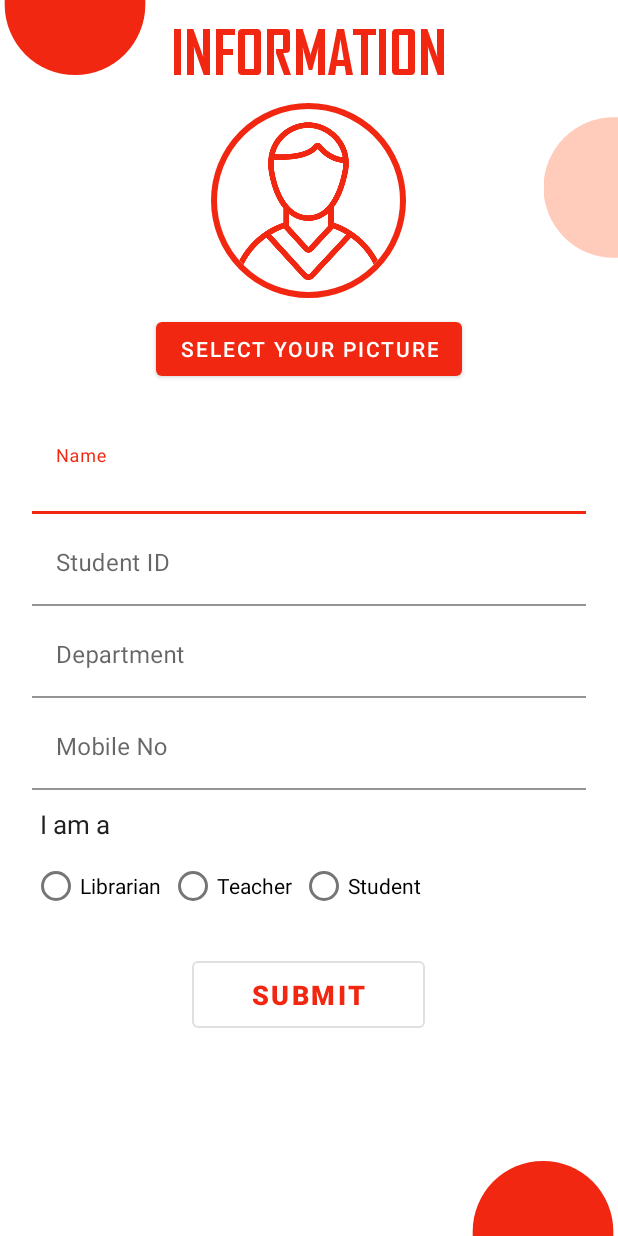
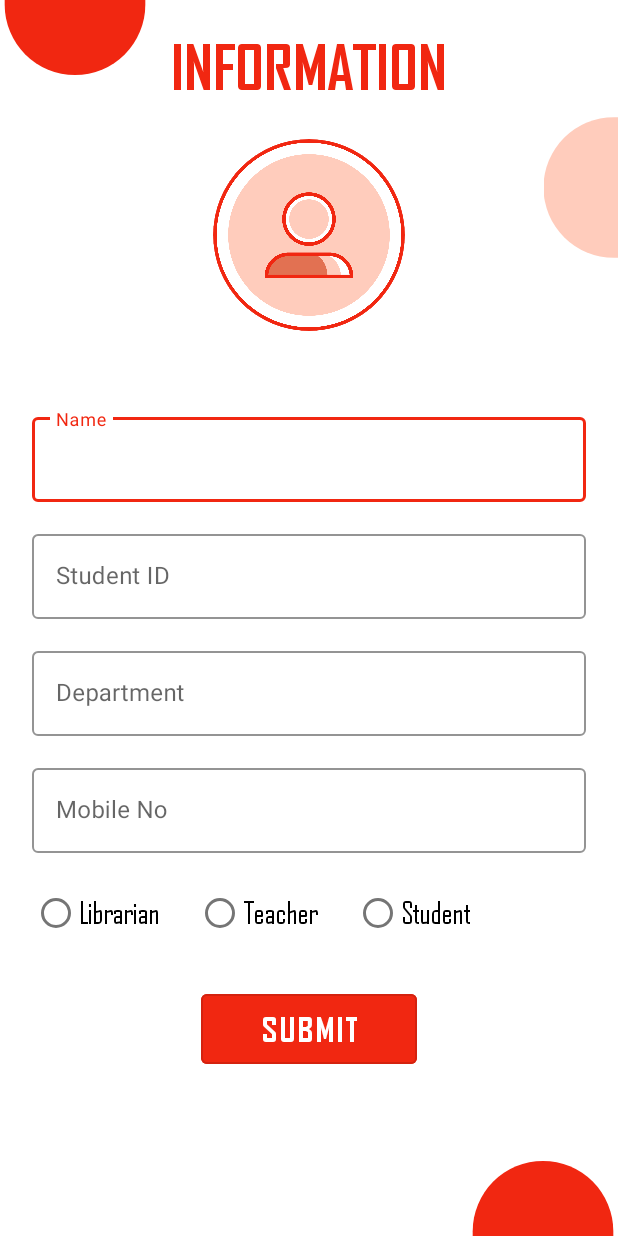
Before and after one commit to Fantastic-Four-CSC-370/Book-Drop, an Android app: the TakeInformationForm screen opened directly, with no data from a screen before it, on a phone screen of 412 x 824 dp. Run offline under Robolectric (Android 15) with nearby library versions, the phone set to English and light mode, and no system bars; our stand-ins replace CircleImageView, Firebase (no records; nobody signed in at launch, a user with empty details on screens opened directly); pictures from the network do not load.

Commit message:
Information UI changes..and totally working

```diff
--- a/app/src/main/java/root/radium/bookdrop/TakeInformationForm.java
+++ b/app/src/main/java/root/radium/bookdrop/TakeInformationForm.java
@@ -12,6 +12,7 @@ import android.os.Bundle;
 import android.provider.MediaStore;
 import android.util.Log;
 import android.view.View;
+import android.view.WindowManager;
 import android.widget.EditText;
 import android.widget.ImageView;
 import android.widget.RadioButton;
@@ -59,7 +60,10 @@ public class TakeInformationForm extends AppCompatActivity {
     @Override
     protected void onCreate(Bundle savedInstanceState) {
         super.onCreate(savedInstanceState);
+        //storage access
         storagePermission();
+        //used for hide status bar
+        getWindow().setFlags(WindowManager.LayoutParams.FLAG_FULLSCREEN, WindowManager.LayoutParams.FLAG_FULLSCREEN);
         setContentView(R.layout.activity_take_information_form);
 
         mSselectedPic = findViewById(R.id.selectedPic);
@@ -73,7 +77,7 @@ public class TakeInformationForm extends AppCompatActivity {
         storageReference = FirebaseStorage.getInstance().getReference("User's Picture");
         firebaseFirestore = FirebaseFirestore.getInstance();
 
-        findViewById(R.id.SelectPic).setOnClickListener(new View.OnClickListener() {
+        mSselectedPic.setOnClickListener(new View.OnClickListener() {
             @Override
             public void onClick(View v) {
                 openFileToSelectImg();
--- a/app/src/main/res/layout/activity_take_information_form.xml
+++ b/app/src/main/res/layout/activity_take_information_form.xml
@@ -38,7 +38,7 @@
 
             <TextView
                 android:id="@+id/title_text"
-                android:layout_marginTop="10dp"
+                android:layout_marginTop="20dp"
                 android:layout_width="wrap_content"
                 android:layout_height="wrap_content"
                 android:layout_gravity="center"
@@ -50,14 +50,13 @@
 
             <de.hdodenhof.circleimageview.CircleImageView xmlns:app="http://schemas.android.com/apk/res-auto"
                 android:id="@+id/selectedPic"
-                android:layout_width="130dp"
-                android:layout_height="130dp"
+                android:layout_width="128dp"
+                android:layout_height="128dp"
                 android:layout_below="@id/title_text"
                 android:layout_gravity="center"
-                android:layout_marginTop="10dp"
+                android:layout_marginTop="24dp"
                 android:src="@drawable/avater"
-                app:civ_border_color="@color/primary"
-                app:civ_border_width="4dp" />
+                app:civ_border_color="@color/primary"/>
 
             <!--    <RelativeLayout-->
             <!--        android:id="@+id/picContainer"-->
@@ -79,22 +78,12 @@
 
             <!--    </RelativeLayout>-->
 
-            <Button
-                android:id="@+id/SelectPic"
-                android:layout_width="wrap_content"
-                android:layout_height="wrap_content"
-                android:layout_below="@+id/selectedPic"
-                android:layout_gravity="center"
-                android:layout_margin="10dp"
-                android:text="Select your Picture" />
-
 
             <LinearLayout
 
                 android:layout_width="match_parent"
                 android:layout_height="wrap_content"
-                android:layout_below="@id/SelectPic"
-                android:layout_marginTop="20dp"
+                android:layout_marginTop="52dp"
                 android:paddingHorizontal="21dp"
                 android:orientation="vertical">
 
@@ -102,10 +91,11 @@
 
                     android:layout_width="match_parent"
                     android:layout_height="wrap_content"
-                    android:layout_marginBottom="5dp"
+                    android:layout_marginBottom="16dp"
                     android:hint="Name"
                     app:boxBackgroundColor="@color/white"
-                    app:boxStrokeColor="@color/primary">
+                    app:boxStrokeColor="@color/primary"
+                    style="@style/Widget.MaterialComponents.TextInputLayout.OutlinedBox">
 
                     <com.google.android.material.textfield.TextInputEditText
 
@@ -119,10 +109,11 @@
                 <com.google.android.material.textfield.TextInputLayout
                     android:layout_width="match_parent"
                     android:layout_height="wrap_content"
-                    android:layout_marginBottom="5dp"
+                    android:layout_marginBottom="16dp"
                     android:hint="Student ID"
                     app:boxBackgroundColor="@color/white"
-                    app:boxStrokeColor="@color/primary">
+                    app:boxStrokeColor="@color/primary"
+                    style="@style/Widget.MaterialComponents.TextInputLayout.OutlinedBox">
 
                     <com.google.android.material.textfield.TextInputEditText
                         android:id="@+id/stuId"
@@ -135,10 +126,11 @@
                 <com.google.android.material.textfield.TextInputLayout
                     android:layout_width="match_parent"
                     android:layout_height="wrap_content"
-                    android:layout_marginBottom="5dp"
+                    android:layout_marginBottom="16dp"
                     android:hint="Department"
                     app:boxBackgroundColor="@color/white"
-                    app:boxStrokeColor="@color/primary">
+                    app:boxStrokeColor="@color/primary"
+                    style="@style/Widget.MaterialComponents.TextInputLayout.OutlinedBox">
 
                     <com.google.android.material.textfield.TextInputEditText
                         android:id="@+id/stuDepart"
@@ -152,10 +144,11 @@
                 <com.google.android.material.textfield.TextInputLayout
                     android:layout_width="match_parent"
                     android:layout_height="wrap_content"
-                    android:layout_marginBottom="5dp"
+                    android:layout_marginBottom="16dp"
                     android:hint="Mobile No"
                     app:boxBackgroundColor="@color/white"
-                    app:boxStrokeColor="@color/primary">
+                    app:boxStrokeColor="@color/primary"
+                    style="@style/Widget.MaterialComponents.TextInputLayout.OutlinedBox">
 
                     <com.google.android.material.textfield.TextInputEditText
                         android:id="@+id/stuPhone"
@@ -165,13 +158,6 @@
 
                 </com.google.android.material.textfield.TextInputLayout>
 
-                <TextView
-                    android:layout_width="wrap_content"
-                    android:layout_height="wrap_content"
-                    android:layout_margin="5dp"
-                    android:text="I am a "
-                    android:textColor="@color/primary_text"
-                    android:textSize="17dp" />
 
                 <RadioGroup
                     android:id="@+id/RloeSelector"
@@ -186,23 +172,29 @@
                         android:layout_width="wrap_content"
                         android:layout_height="wrap_content"
                         android:checked="false"
-                        android:text="Librarian" />
+                        android:text="Librarian"
+                        android:textSize="20sp"
+                        android:fontFamily="@font/agencyr"/>
 
                     <RadioButton
                         android:id="@+id/radio_button_2"
                         android:layout_width="wrap_content"
                         android:layout_height="wrap_content"
-                        android:layout_marginStart="5dp"
+                        android:layout_marginStart="24dp"
                         android:checked="false"
-                        android:text="Teacher" />
+                        android:text="Teacher"
+                        android:textSize="20sp"
+                        android:fontFamily="@font/agencyr"/>
 
                     <RadioButton
                         android:id="@+id/radio_button_3"
                         android:layout_width="wrap_content"
                         android:layout_height="wrap_content"
-                        android:layout_marginStart="5dp"
+                        android:layout_marginStart="24dp"
                         android:checked="false"
-                        android:text="Student" />
+                        android:text="Student"
+                        android:textSize="20sp"
+                        android:fontFamily="@font/agencyr"/>
                 </RadioGroup>
 
 
@@ -212,12 +204,14 @@
                     android:layout_width="wrap_content"
                     android:layout_height="wrap_content"
                     android:layout_gravity="center_horizontal"
-                    android:layout_marginTop="20dp"
+                    android:layout_marginTop="24dp"
                     android:paddingHorizontal="40dp"
                     android:paddingVertical="10dp"
                     android:text="submit"
-                    android:textSize="18sp"
-                    android:textStyle="bold" />
+                    android:textSize="22sp"
+                    android:fontFamily="@font/agencyb"
+                    android:textColor="@color/white"
+                    android:backgroundTint="@color/primary"/>
 
 
             </LinearLayout>
```
Also changed, not shown: app/src/main/res/drawable/avater.jpg (deleted), app/src/main/res/drawable/avater.png (added).
